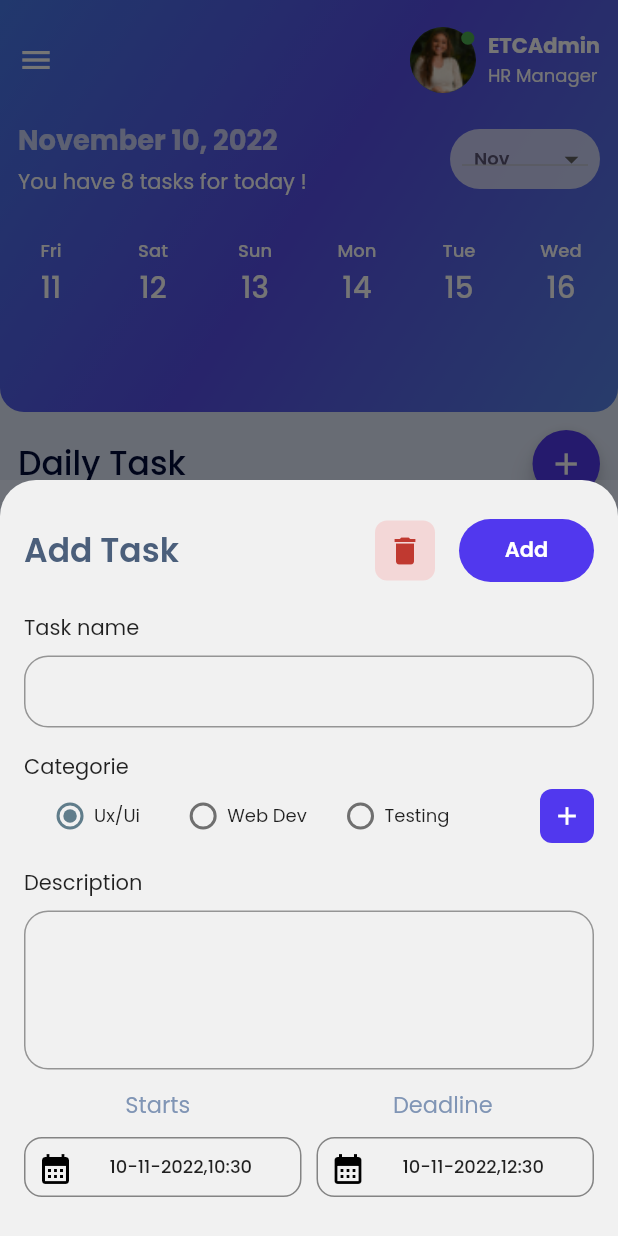
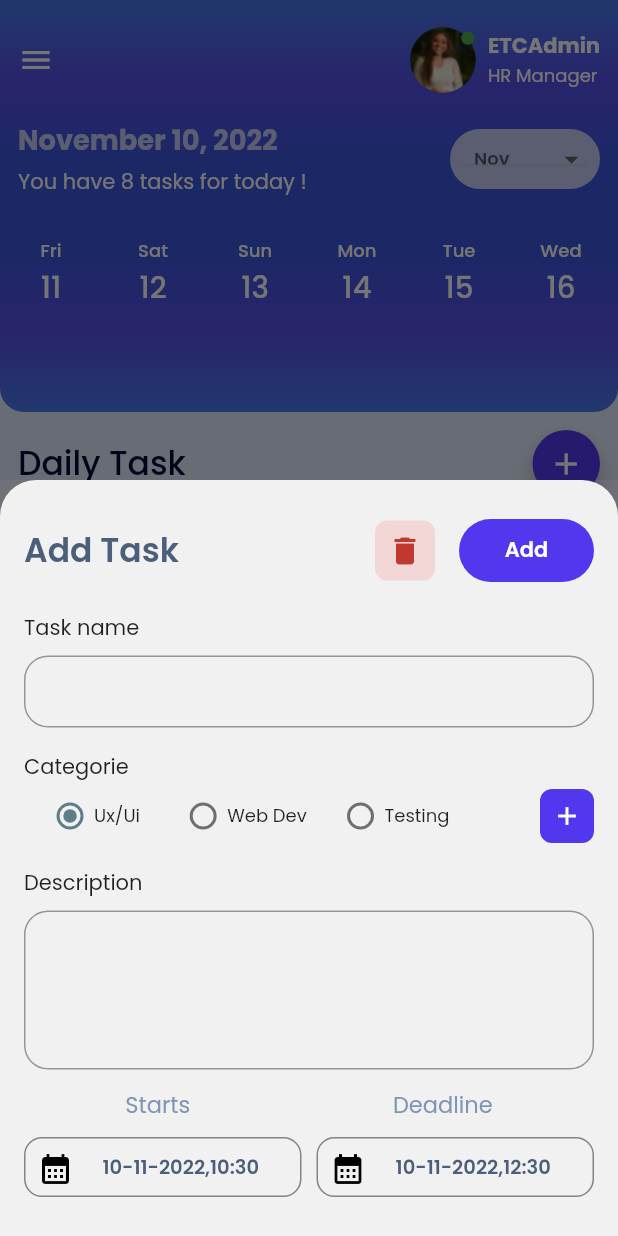
Before and after one commit to paradax005/Larix, a Flutter app: the MainScreen screen opened by its route, item 2 of the bottom bar chosen, after a tap on the "add" icon, on a phone screen of 412 x 824 dp. Run offline on Flutter 3.47's test engine with Material 2 defaults, Android fonts, the light colour scheme and no system bars; our stand-ins replace charts_flutter, email_validator, fl_chart, flutter_iconly, font_awesome_flutter, get and 1 more; project files that could hold a hidden picture were left out.

Commit message:
refactor code

```diff
--- a/lib/screens/main/calendar/calendar_screen.dart
+++ b/lib/screens/main/calendar/calendar_screen.dart
@@ -16,7 +16,7 @@ class CalendarScreen extends StatefulWidget {
 
 class _CalendarScreenState extends State<CalendarScreen>
     with TickerProviderStateMixin {
-  late ScrollController scrollController;
+  late ScrollController _scrollController;
   late AnimationController _animationController;
 
   List<DateTime> currentMonthList = List.empty();
@@ -40,35 +40,39 @@ class _CalendarScreenState extends State<CalendarScreen>
   ];
 
   // List Of data tasks !
-  final taskData = [];
+  // final taskData = [];
 
   // init state function !
   @override
   void initState() {
     super.initState();
+
     // Setting value of current month !
     dropdownValue = items[currentMonthIndex - 1];
 
+    // Get current month and list of days !
     currentMonthList = date_util.DateUtils.daysInMonth(currentDateTime);
     currentMonthList.sort((a, b) => a.day.compareTo(b.day));
     currentMonthList = currentMonthList.toSet().toList();
-    scrollController =
+
+    // Scroll Controller !
+    _scrollController =
         ScrollController(initialScrollOffset: 70.0 * currentDateTime.day);
 
+    // _animationController = BottomSheet.createAnimationController(this);
+    // _animationController.duration = const Duration(milliseconds: 800);
     _animationController = AnimationController(
       vsync: this,
       animationBehavior: AnimationBehavior.preserve,
       duration: const Duration(milliseconds: 400),
     );
-    // _animationController = BottomSheet.createAnimationController(this);
-    // _animationController.duration = const Duration(milliseconds: 800);
   }
 
   @override
   void dispose() {
+    super.dispose();
     _animationController.dispose();
-    scrollController.dispose();
-    super.dispose();
+    _scrollController.dispose();
   }
 
   @override
@@ -78,15 +82,17 @@ class _CalendarScreenState extends State<CalendarScreen>
       body: Builder(
         builder: ((context) {
           return Container(
+            padding: EdgeInsets.only(top: MediaQuery.of(context).padding.top),
+            height: double.infinity,
             width: double.infinity,
-            height: double.infinity,
-            constraints: BoxConstraints.expand(
-              height: MediaQuery.of(context).size.height,
-              width: MediaQuery.of(context).size.width,
+            constraints: BoxConstraints(
+              maxHeight: double.infinity,
+              maxWidth: MediaQuery.of(context).size.width,
             ),
-            child: Padding(
-              padding: EdgeInsets.only(top: MediaQuery.of(context).padding.top),
+            child: Expanded(
               child: Column(
+                mainAxisAlignment: MainAxisAlignment.start,
+                crossAxisAlignment: CrossAxisAlignment.start,
                 children: [
                   Expanded(
                     flex: 5,
@@ -94,11 +100,14 @@ class _CalendarScreenState extends State<CalendarScreen>
                       decoration: const BoxDecoration(
                         gradient: LinearGradient(
                           begin: Alignment.topLeft,
-                          end: Alignment.bottomRight,
+                          end: Alignment.bottomLeft,
                           colors: [
                             Color.fromARGB(255, 73, 122, 237),
                             Color.fromARGB(255, 87, 78, 234),
-                            Color.fromARGB(255, 87, 131, 234),
+                            Color.fromARGB(255, 58, 88, 221),
+                            Color.fromARGB(255, 58, 88, 221),
+                            Color.fromARGB(255, 87, 78, 234),
+                            Color.fromARGB(255, 73, 122, 237),
                           ],
                         ),
                         borderRadius: BorderRadius.only(
@@ -125,10 +134,12 @@ class _CalendarScreenState extends State<CalendarScreen>
                   ),
                   Expanded(
                     flex: 10,
-                    child: Padding(
+                    child: Container(
                       padding: const EdgeInsets.all(12),
                       child: SingleChildScrollView(
                         child: Column(
+                          mainAxisAlignment: MainAxisAlignment.start,
+                          crossAxisAlignment: CrossAxisAlignment.start,
                           children: [
                             Row(
                               mainAxisAlignment: MainAxisAlignment.spaceBetween,
@@ -189,6 +200,20 @@ class _CalendarScreenState extends State<CalendarScreen>
                               ],
                             ),
                             _timeLineTile(),
+                            Container(
+                              margin: const EdgeInsets.only(top: 20),
+                              child: const Text(
+                                'Daily Task',
+                                style: TextStyle(
+                                  fontSize: 22,
+                                  color: Color(0xFF000A39),
+                                  fontWeight: FontWeight.w500,
+                                ),
+                              ),
+                            ),
+                            const SizedBox(
+                              height: kBottomNavigationBarHeight + 10,
+                            ),
                           ],
                         ),
                       ),
@@ -280,7 +305,7 @@ class _CalendarScreenState extends State<CalendarScreen>
       width: double.infinity,
       height: 60,
       child: ListView.builder(
-        controller: scrollController,
+        controller: _scrollController,
         scrollDirection: Axis.horizontal,
         physics: const ClampingScrollPhysics(),
         shrinkWrap: true,
@@ -446,7 +471,7 @@ class _CalendarScreenState extends State<CalendarScreen>
                   width: 1.5,
                   height: 70,
                   decoration: BoxDecoration(
-                    color: status == TaskStatus.inProgress
+                    color: status != TaskStatus.inProgress
                         ? kPrimaryColor
                         : Colors.grey,
                     shape: BoxShape.rectangle,
@@ -498,9 +523,20 @@ class _CalendarScreenState extends State<CalendarScreen>
                         top: 8.0, bottom: 8, right: 16, left: 16),
                     height: 70,
                     decoration: BoxDecoration(
-                      color: status == TaskStatus.inProgress
-                          ? kPrimaryColor.withOpacity(0.94)
-                          : Colors.white,
+                      gradient: status == TaskStatus.inProgress
+                          ? const LinearGradient(
+                              begin: Alignment.topLeft,
+                              end: Alignment.bottomRight,
+                              colors: [
+                                Color.fromARGB(255, 87, 78, 234),
+                                Color.fromARGB(255, 58, 88, 221),
+                                Color.fromARGB(255, 58, 88, 221),
+                                Color.fromARGB(255, 87, 78, 234),
+                              ],
+                            )
+                          : null,
+                      color:
+                          status != TaskStatus.inProgress ? Colors.white : null,
                       borderRadius: BorderRadius.circular(16),
                     ),
                     child: Row(
--- a/lib/screens/main/calendar/widgets/custom_bottom_sheet.dart
+++ b/lib/screens/main/calendar/widgets/custom_bottom_sheet.dart
@@ -352,7 +352,9 @@ class _CustomButtomSheetState extends State<CustomButtomSheet> {
                               '${getDateFormat(widget.currentDateTime)},${getTimeFormat(startTime)}',
                               // '01-08-2022, 14:00',
                               style: const TextStyle(
-                                  fontSize: 12, fontWeight: FontWeight.w500),
+                                  color: Color.fromARGB(255, 75, 95, 123),
+                                  fontSize: 13,
+                                  fontWeight: FontWeight.w600),
                             ),
                           ),
                         ),
@@ -402,7 +404,9 @@ class _CustomButtomSheetState extends State<CustomButtomSheet> {
                               '${getDateFormat(widget.currentDateTime)},${getTimeFormat(deadlineTime)}',
                               // '01-08-2022, 16:00',
                               style: const TextStyle(
-                                  fontSize: 12, fontWeight: FontWeight.w500),
+                                  color: Color.fromARGB(255, 75, 95, 123),
+                                  fontSize: 13,
+                                  fontWeight: FontWeight.w600),
                             ),
                           ),
                         ),
--- a/lib/screens/main/dashboard/dashboard_screen.dart
+++ b/lib/screens/main/dashboard/dashboard_screen.dart
@@ -34,7 +34,7 @@ class _DashboardScreenState extends State<DashboardScreen> {
           image: DecorationImage(
             image: AssetImage('assets/images/bg_larix.png'),
             fit: BoxFit.fill,
-            opacity: 0.8,
+            opacity: 0.6,
           ),
         ),
         child: Padding(
@@ -55,7 +55,7 @@ class _DashboardScreenState extends State<DashboardScreen> {
                     userRole: 'HR Manager',
                     drawerColor: Colors.black26,
                     userNameColor: kPrimaryColor,
-                    roleColor: Colors.grey,
+                    roleColor: Color.fromARGB(255, 108, 107, 107),
                   ),
                 ),
               ),
@@ -76,7 +76,7 @@ class _DashboardScreenState extends State<DashboardScreen> {
                         maxWidth: MediaQuery.of(context).size.width,
                       ),
                       decoration: BoxDecoration(
-                        color: const Color.fromARGB(255, 183, 187, 232)
+                        color: const Color.fromARGB(255, 212, 214, 229)
                             .withOpacity(0.4),
                         border: Border.all(
                           width: 0.5,
@@ -133,6 +133,9 @@ class _DashboardScreenState extends State<DashboardScreen> {
                               title: 'Pending Requests',
                               nbNotification: 10,
                             ),
+                            SizedBox(
+                              height: kBottomNavigationBarHeight + 10,
+                            ),
                           ],
                         ),
                       ),
--- a/lib/screens/main/dashboard/widgets/card_weekly_stats.dart
+++ b/lib/screens/main/dashboard/widgets/card_weekly_stats.dart
@@ -17,13 +17,24 @@ class CardWeeklyStats extends StatelessWidget {
   Widget build(BuildContext context) {
     return Container(
       decoration: BoxDecoration(
-        border: Border.all(
-          width: 1,
-          color: Colors.white,
+        // border: Border.all(
+        //   width: 2,
+        //   color: Colors.white,
+        // ),
+        gradient: const LinearGradient(
+          colors: [
+            // Color.fromARGB(255, 15, 97, 230),
+            // Color.fromARGB(255, 61, 150, 228),
+            // Color.fromARGB(255, 81, 127, 196)
+            Color.fromARGB(255, 73, 122, 237),
+            Color.fromARGB(255, 87, 78, 234),
+            Color.fromARGB(255, 87, 131, 234),
+          ],
+          begin: Alignment.topLeft,
+          end: Alignment.bottomRight,
         ),
-        color: Colors.white.withOpacity(0.5),
         // color: Colors.white.withOpacity(0.4),
-        borderRadius: BorderRadius.circular(12),
+        borderRadius: BorderRadius.circular(16),
       ),
       height: (MediaQuery.of(context).size.width / 2 - 24) * 0.7,
       width: MediaQuery.of(context).size.width / 2 - 24,
@@ -40,7 +51,7 @@ class CardWeeklyStats extends StatelessWidget {
             children: [
               DashBoardTitle(
                 title: title,
-                color: Colors.black87,
+                color: Colors.white.withOpacity(0.9),
                 size: 14,
               ),
               const SizedBox(
@@ -48,7 +59,7 @@ class CardWeeklyStats extends StatelessWidget {
               ),
               Container(
                 height: 0.8,
-                color: const Color.fromARGB(255, 79, 79, 79),
+                color: const Color.fromARGB(255, 227, 225, 225),
               ),
               const SizedBox(
                 height: 15,
@@ -59,8 +70,8 @@ class CardWeeklyStats extends StatelessWidget {
                   Text(
                     '$number',
                     textScaleFactor: 2,
-                    style: const TextStyle(
-                      color: Colors.black,
+                    style: TextStyle(
+                      color: Colors.white.withOpacity(0.9),
                       fontWeight: FontWeight.w600,
                     ),
                   ),
@@ -73,14 +84,16 @@ class CardWeeklyStats extends StatelessWidget {
                           ? Text(
                               '+ $percent%',
                               textScaleFactor: 0.9,
-                              style: const TextStyle(
+                              style: TextStyle(
+                                color: Colors.white.withOpacity(0.9),
                                 fontWeight: FontWeight.bold,
                               ),
                             )
                           : Text(
                               '$percent%',
                               textScaleFactor: 0.9,
-                              style: const TextStyle(
+                              style: TextStyle(
+                                color: Colors.white.withOpacity(0.9),
                                 fontWeight: FontWeight.bold,
                               ),
                             ),
--- a/lib/screens/main/dashboard/widgets/custom_weekly_dashboard.dart
+++ b/lib/screens/main/dashboard/widgets/custom_weekly_dashboard.dart
@@ -9,16 +9,13 @@ class CustomWeeklyDashboard extends StatelessWidget {
   @override
   Widget build(BuildContext context) {
     return Padding(
-        padding:
-            const EdgeInsets.only(top: 12, bottom: 8),
+        padding: const EdgeInsets.only(top: 12, bottom: 16),
         child: Column(
-          mainAxisAlignment:
-              MainAxisAlignment.spaceBetween,
+          mainAxisAlignment: MainAxisAlignment.spaceBetween,
           crossAxisAlignment: CrossAxisAlignment.center,
           children: [
             Row(
-              mainAxisAlignment:
-                  MainAxisAlignment.spaceBetween,
+              mainAxisAlignment: MainAxisAlignment.spaceBetween,
               children: const [
                 CardWeeklyStats(
                   title: 'Absent Today',
@@ -36,8 +33,7 @@ class CustomWeeklyDashboard extends StatelessWidget {
               height: 6,
             ),
             Row(
-              mainAxisAlignment:
-                  MainAxisAlignment.spaceBetween,
+              mainAxisAlignment: MainAxisAlignment.spaceBetween,
               children: const [
                 CardWeeklyStats(
                   title: 'Expiring Contracts',
--- a/lib/screens/main/dashboard/widgets/tab_bar_dashboard.dart
+++ b/lib/screens/main/dashboard/widgets/tab_bar_dashboard.dart
@@ -76,11 +76,7 @@ class _CustomTabBarState extends State<CustomTabBar>
                 ),
                 const CustomBarChart(),
                 const CustomBarChart(tabContent: 1),
-                // const Center(child: Text("Absence tabbar")),
-                // const Center(child: Text("Staff Turnover tabbar")),
-                // const Center(child: Text("Performance tabbar")),
                 CustomPieChart(),
-                // Center(child: Text("Working Format tabbar")),
               ],
             ),
           ),
--- a/lib/screens/main/main_screen.dart
+++ b/lib/screens/main/main_screen.dart
@@ -1,6 +1,5 @@
 import 'package:flutter/material.dart';
 import 'package:flutter_iconly/flutter_iconly.dart';
-import 'package:flutter_svg/flutter_svg.dart';
 import 'package:larix/screens/main/Hr_Indicator/hr_indicator_screen.dart';
 import 'package:larix/screens/main/calendar/calendar_screen.dart';
 import 'package:larix/screens/main/dashboard/dashboard_screen.dart';
@@ -33,10 +32,12 @@ class _MainScreenState extends State<MainScreen> {
           topRight: Radius.circular(25),
         ),
         child: BottomNavigationBar(
+          type: BottomNavigationBarType.fixed,
           selectedFontSize: 12,
           selectedItemColor: kPrimaryColor,
           unselectedItemColor: kSecondaryColor,
           showSelectedLabels: true,
+          showUnselectedLabels: false,
           selectedIconTheme: const IconThemeData(
             color: kPrimaryColor,
           ),
```
